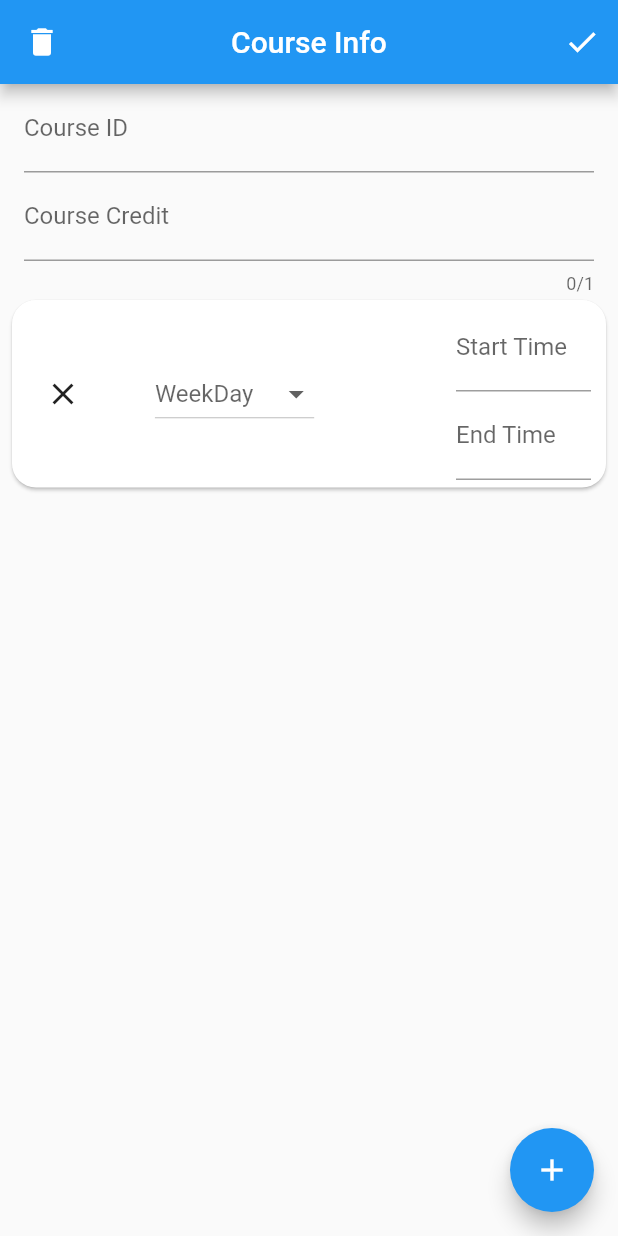
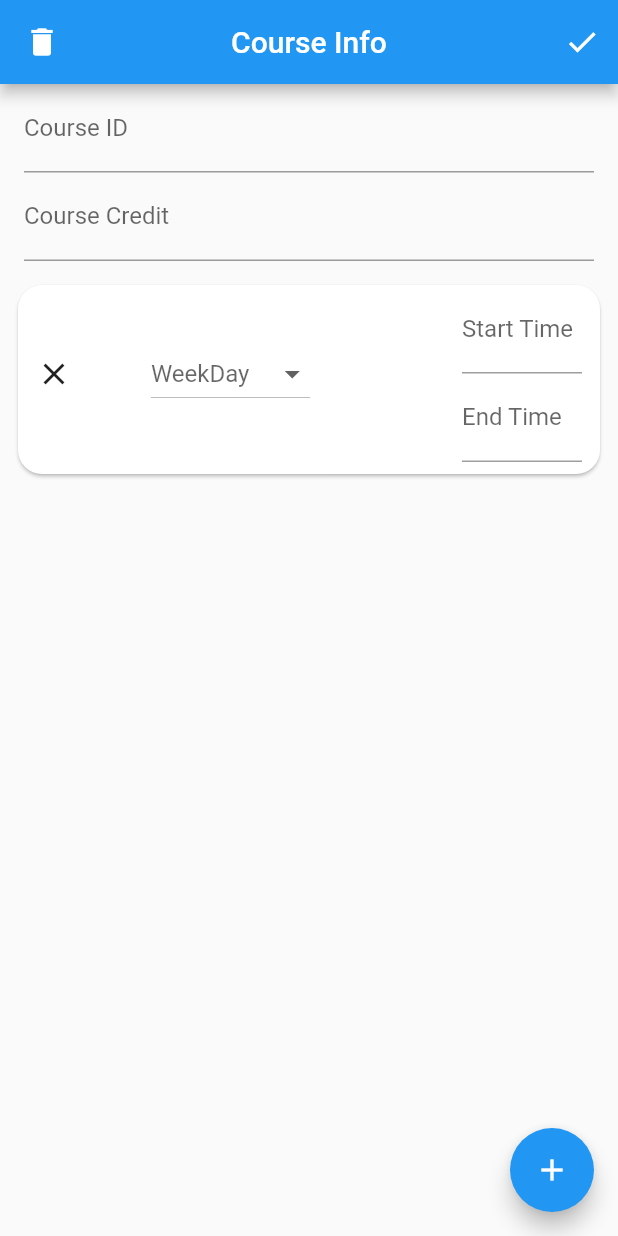
Before and after one commit to arafatfm/eee, a Flutter app: the CourseView screen opened directly, on a phone screen of 412 x 824 dp. Run offline on Flutter 3.47's test engine with Material 2 defaults, Android fonts, the light colour scheme and no system bars; our stand-ins replace cloud_firestore, firebase_core, table_calendar; accounts and stored records are empty.

Commit message:
- add route to MaterialApp() - change ListView.builder to ListView.separed in CourseView() - fixed scrolling & padding

```diff
--- a/lib/course_view.dart
+++ b/lib/course_view.dart
@@ -93,14 +93,10 @@ class _CourseViewState extends State<CourseView> {
           )
         ],
       ),
-      body: SizedBox(
-        height: MediaQuery.of(context).size.height,
-        child: ListView(
-          padding: const EdgeInsets.symmetric(horizontal: 4),
-          physics: const NeverScrollableScrollPhysics(),
+      body: Column(
         children: [
           Padding(
-              padding: const EdgeInsets.symmetric(horizontal: 12),
+            padding: const EdgeInsets.symmetric(horizontal: 16),
             child: TextField(
               controller: idController,
               decoration: const InputDecoration(
@@ -109,25 +105,31 @@ class _CourseViewState extends State<CourseView> {
             ),
           ),
           Padding(
-              padding: const EdgeInsets.symmetric(horizontal: 12),
+            padding: const EdgeInsets.symmetric(horizontal: 16),
             child: TextField(
               controller: creditController,
               decoration: const InputDecoration(
                 labelText: "Course Credit",
               ),
               keyboardType: TextInputType.number,
-                inputFormatters: [FilteringTextInputFormatter.digitsOnly],
-                maxLength: 1,
+              inputFormatters: [
+                FilteringTextInputFormatter.digitsOnly,
+                LengthLimitingTextInputFormatter(1),
+              ],
             ),
           ),
-            ConstrainedBox(
-              constraints: const BoxConstraints(
-                maxHeight: itemHeight * 3.6,
-              ),
+          const SizedBox(height: 4),
+          Flexible(
+            child: Padding(
+              padding: const EdgeInsets.all(8.0),
               child: Card(
                 shape: RoundedRectangleBorder(
                     borderRadius: BorderRadius.circular(16)),
-                child: ListView.builder(
+                child: ListView.separated(
+                  padding: const EdgeInsets.only(
+                    right: 12,
+                    bottom: 8,
+                  ),
                   physics: const ClampingScrollPhysics(),
                   shrinkWrap: true,
                   itemCount: listViewItems.length,
@@ -140,14 +142,7 @@ class _CourseViewState extends State<CourseView> {
                         ? listViewItems[index].endTime
                         : TimeOfDay.now();
 
-                    return SizedBox(
-                      height: itemHeight,
-                      child: Padding(
-                        padding: const EdgeInsets.symmetric(
-                          horizontal: 10,
-                          vertical: 2,
-                        ),
-                        child: Row(
+                    return Row(
                       mainAxisAlignment: MainAxisAlignment.spaceBetween,
                       children: [
                         IconButton(
@@ -179,13 +174,14 @@ class _CourseViewState extends State<CourseView> {
                           width: 20,
                         ),
                         SizedBox(
-                              width: 90,
+                          width: 80,
                           child: Column(
                             children: [
                               TextField(
                                 controller: TextEditingController(
                                   text: listViewItems[index].getStartTime(),
                                 ),
+
                                 readOnly: true,
                                 decoration: const InputDecoration(
                                   labelText: "Start Time",
@@ -227,15 +223,19 @@ class _CourseViewState extends State<CourseView> {
                           ),
                         )
                       ],
-                        ),
-                      ),
+                    );
+                  }, separatorBuilder: (BuildContext context, int index) {
+                    return const Divider(
+                      thickness: 0.75,
+                      indent: 30,
+                      endIndent: 20,
                     );
                   },
                 ),
               ),
             ),
+          ),
         ],
-        ),
       ),
       floatingActionButton: FloatingActionButton(
         child: const Icon(Icons.add),
--- a/lib/main.dart
+++ b/lib/main.dart
@@ -1,4 +1,5 @@
 import 'package:eee/calendar_view.dart';
+import 'package:eee/course_view.dart';
 import 'package:eee/data.dart';
 import 'package:firebase_core/firebase_core.dart';
 import 'package:flutter/material.dart';
@@ -24,7 +25,8 @@ class MyApp extends StatelessWidget {
       initialRoute: '/',
       routes: {
         '/' : (context) => const MyCalendar(),
-        '/routine' :(context) => const Routine(),
+        '/routine' : (context) => const Routine(),
+        '/course' : (context) => const CourseView(),
       },
     );
   }
```
Also changed, not shown: lib/calendar_view.dart (+2 -13 lines), lib/routine.dart (+10 -28 lines). Lines whose indentation alone changed are shown as unchanged.
